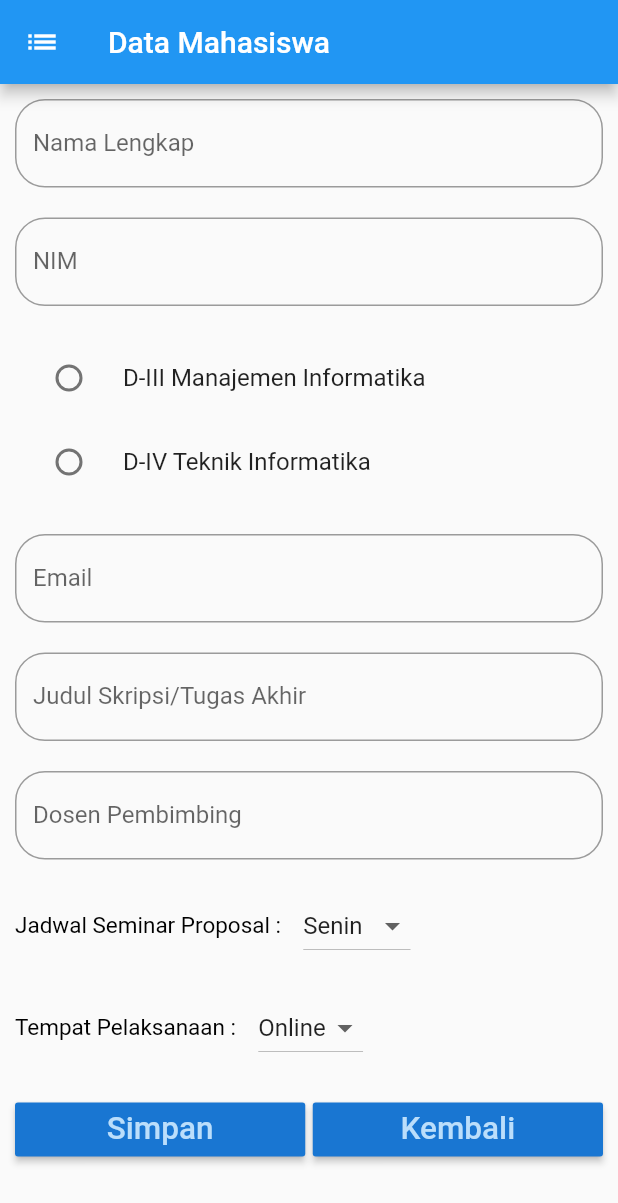
After one commit to aisyaaulil/uts-jadwal-sidang-dan-sempro, a Flutter app: the Home screen opened directly, on a phone screen of 412 x 824 dp. The commit adds this screen. Shown: the top 1203 px of the screen. Run offline on Flutter 3.47's test engine with Material 2 defaults, Android fonts, the light colour scheme and no system bars; our stand-ins replace firebase_auth, firebase_core, google_sign_in; missing offline and left inert: dart:html; accounts and stored records are empty; network calls fail.

```diff
--- /dev/null
+++ b/lib/page/dosen_page/data.dart
@@ -0,0 +1,18 @@
+List<String> items = [
+  "Ahmad Yuli Ananta, ST., MM.",
+  "Annisa Taufika Firdausi, ST., MT.",
+  "Arief Prasetyo, S.Kom.",
+  "Atiqah Nurul Asri, S.Pd., M.Pd",
+  "Banni Satria Andoko, S.Kom., M.Si.",
+  "Cahya Rahmad, St., M.Kom., Dr. Eng",
+  "Dhebys Suryani H, S.Kom., MT.",
+  "Dimas Wahyu Wibowo, ST., MT.",
+  "Dwi Puspitasari, S.Kom., M.Kom",
+  "Ekojono, ST., M.Kom",
+  "Habibie Ed Dien, S.Kom., M.T.",
+  "Hendra Pradibta, SE., M.Sc.",
+  "Imam Fahrur Rozi, ST., MT.",
+  "Rudy Ariyanto, ST. M.Cs",
+  "Siti Romlah, Dra., MM",
+  "Winaningsih, S.Psi, SH., MH"
+];
--- /dev/null
+++ b/lib/page/input_data_sempro.dart
@@ -0,0 +1,197 @@
+import 'dart:html';
+
+import 'package:flutter/material.dart';
+
+void main() {
+  runApp(new MaterialApp(
+    home: Home(),
+  ));
+}
+
+class Home extends StatefulWidget {
+  @override
+  _HomeState createState() => new _HomeState();
+}
+
+class _HomeState extends State<Home> {
+
+  List<String> jadwal=["Senin", "Selasa", "Rabu", "Kamis", "Jum'at"];
+  String _jadwal="Senin";
+
+  List<String> tempat=["Online", "Offline"];
+  String _tempat="Online";
+
+  String _d3="";
+
+  void _pilihProdi(String value){
+    setState((){
+      _d3=value;
+    });
+  }
+
+  void _pilihJadwal(String value){
+    setState((){
+      _jadwal=value;
+    });
+  }
+  void _pilihTempat(String value){
+    setState((){
+      _jadwal=value;
+    });
+  }
+  @override
+  Widget build(BuildContext context) {
+    return new Scaffold(
+      appBar: new AppBar(
+        leading: new Icon(Icons.list),
+        title: new Text("Data Mahasiswa"),
+        backgroundColor: Colors.blue,
+      ),
+      body: new ListView(
+        children: <Widget>[
+          new Container(
+          padding: new EdgeInsets.all(10.0),
+            child: new Column(
+              children: <Widget>[
+                new TextField(
+                  decoration: new InputDecoration(
+                    hintText: "Nama Lengkap",
+                    labelText: "Nama Lengkap",
+                    border: new OutlineInputBorder(
+                      borderRadius: new BorderRadius.circular(20.0)
+                    )
+                  ),
+                ),
+                new Padding(padding: new EdgeInsets.only(top: 20.0),),
+                new TextField(
+                  decoration: new InputDecoration(
+                    hintText: "NIM",
+                    labelText: "NIM",
+                    border: new OutlineInputBorder(
+                      borderRadius: new BorderRadius.circular(20.0)
+                    )
+                  ),
+                ),
+
+                new Padding(padding: new EdgeInsets.only(top: 20.0),),
+                new RadioListTile(
+                  value: "D-III Manajemen Informatika",
+                  title: new Text("D-III Manajemen Informatika"),
+                  groupValue: _d3,
+                  onChanged: (value){
+                    String _d3;(value);
+                  },
+                ),
+                new RadioListTile(
+                  value: "D-IV Teknik Informatika",
+                  title: new Text("D-IV Teknik Informatika"),
+                  groupValue: _d3,
+                  onChanged: (value){
+                    String _d3;(value);
+                  },
+                ),
+                new Padding(padding: new EdgeInsets.only(top: 20.0),),
+                new TextField(
+                  decoration: new InputDecoration(
+                    hintText: "Email",
+                    labelText: "Email",
+                    border: new OutlineInputBorder(
+                      borderRadius: new BorderRadius.circular(20.0)
+                    )
+                  ),
+                ),
+                new Padding(padding: new EdgeInsets.only(top: 20.0),),
+                new TextField(
+                  decoration: new InputDecoration(
+                    hintText: "Judul Skripsi/Tugas Akhir",
+                    labelText: "Judul Skripsi/Tugas Akhir",
+                    border: new OutlineInputBorder(
+                      borderRadius: new BorderRadius.circular(20.0)
+                    )
+                  ),
+                ),
+                new Padding(padding: new EdgeInsets.only(top: 20.0),),
+                new TextField(
+                  decoration: new InputDecoration(
+                    hintText: "Dosen Pembimbing",
+                    labelText: "Dosen Pembimbing",
+                    border: new OutlineInputBorder(
+                      borderRadius: new BorderRadius.circular(20.0)
+                    )
+                  ),
+                ),
+                  new Padding(padding: new EdgeInsets.only(top: 20.0),),
+                  new Row(
+                    children: <Widget>[
+                      new Text("Jadwal Seminar Proposal :    ", style: new TextStyle(fontSize: 15,color: Colors.black),),
+                        new DropdownButton(
+                    onChanged: (value){
+                      String _jadwal;(value);
+                    },
+                    value: _jadwal,
+                    items: jadwal.map((String value){
+                      return new DropdownMenuItem(
+                        value: value,
+                        child: new Text(value),
+                        );
+                    }).toList(),
+                  )
+                    ],
+                  ),
+                  new Padding(padding: new EdgeInsets.only(top: 20.0),),
+                  new Row(
+                    children: <Widget>[
+                      new Text("Tempat Pelaksanaan :    ", style: new TextStyle(fontSize: 15,color: Colors.black),),
+                        new DropdownButton(
+                    onChanged: (value){
+                    },
+                    value: _tempat,
+                    items: tempat.map((String value){
+                      return new DropdownMenuItem(
+                        value: value,
+                        child: new Text(value),
+                        );
+                    }).toList(),
+                  )
+                    ],
+                  ),
+                  new Padding(
+                padding: const EdgeInsets.only(top: 20.0, bottom: 20.0),
+                child: Row(
+                  children: <Widget>[
+                    Expanded(
+                      child: RaisedButton(
+                        color: Theme.of(context).primaryColorDark,
+                        textColor: Theme.of(context).primaryColorLight,
+                        onPressed: () {  },
+                        child: const Text(
+                          'Simpan',
+                          textScaleFactor: 1.5,
+                        ),
+                      ),
+                    ),
+                    Container(
+                      width: 5.0,
+                    ),
+                    Expanded(
+                      child: RaisedButton(
+                        color: Theme.of(context).primaryColorDark,
+                        textColor: Theme.of(context).primaryColorLight,
+                        onPressed: () {  },
+                        child: const Text(
+                          'Kembali',
+                          textScaleFactor: 1.5,
+                        ),
+                      ),
+                    ),
+                  ],
+                ),
+                  ),
+              ],
+            ),
+          ),
+        ],
+      ),
+    );
+  }
+}
--- /dev/null
+++ b/lib/page/input_data_sidang.dart
@@ -0,0 +1,208 @@
+import 'dart:html';
+import 'package:flutter/material.dart';
+
+void main() {
+  runApp(new MaterialApp(
+    home: Home(),
+  ));
+}
+
+class Home extends StatefulWidget {
+  @override
+  _HomeState createState() => new _HomeState();
+}
+
+class _HomeState extends State<Home> {
+  List<String> jadwal = ["Senin", "Selasa", "Rabu", "Kamis", "Jum'at"];
+  String _jadwal = "Senin";
+
+  List<String> tempat = ["Online", "Offline"];
+  String _tempat = "Online";
+
+  String _d3 = "";
+
+  void _pilihProdi(String value) {
+    setState(() {
+      _d3 = value;
+    });
+  }
+
+  void _pilihJadwal(String value) {
+    setState(() {
+      _jadwal = value;
+    });
+  }
+
+  void _pilihTempat(String value) {
+    setState(() {
+      _jadwal = value;
+    });
+  }
+
+  @override
+  Widget build(BuildContext context) {
+    return new Scaffold(
+      appBar: new AppBar(
+        leading: new Icon(Icons.list),
+        title: new Text("Data Mahasiswa"),
+        backgroundColor: Color.fromARGB(255, 18, 68, 121),
+      ),
+      body: new ListView(
+        children: <Widget>[
+          new Container(
+            padding: new EdgeInsets.all(10.0),
+            child: new Column(
+              children: <Widget>[
+                new TextField(
+                  decoration: new InputDecoration(
+                      hintText: "Nama Lengkap",
+                      labelText: "Nama Lengkap",
+                      border: new OutlineInputBorder(
+                          borderRadius: new BorderRadius.circular(20.0))),
+                ),
+                new Padding(
+                  padding: new EdgeInsets.only(top: 10.0),
+                ),
+                new TextField(
+                  decoration: new InputDecoration(
+                      hintText: "NIM",
+                      labelText: "NIM",
+                      border: new OutlineInputBorder(
+                          borderRadius: new BorderRadius.circular(20.0))),
+                ),
+                new Padding(
+                  padding: new EdgeInsets.only(top: 20.0),
+                ),
+                new RadioListTile(
+                  value: "D-III Manajemen Informatika",
+                  title: new Text("D-III Manajemen Informatika"),
+                  groupValue: _d3,
+                  onChanged: (value) {
+                    String _d3;
+                    (value);
+                  },
+                ),
+                new RadioListTile(
+                  value: "D-IV Teknik Informatika",
+                  title: new Text("D-IV Teknik Informatika"),
+                  groupValue: _d3,
+                  onChanged: (value) {
+                    String _d3;
+                    (value);
+                  },
+                ),
+                new Padding(
+                  padding: new EdgeInsets.only(top: 20.0),
+                ),
+                new TextField(
+                  decoration: new InputDecoration(
+                      hintText: "Email",
+                      labelText: "Email",
+                      border: new OutlineInputBorder(
+                          borderRadius: new BorderRadius.circular(20.0))),
+                ),
+                new Padding(
+                  padding: new EdgeInsets.only(top: 20.0),
+                ),
+                new TextField(
+                  decoration: new InputDecoration(
+                      hintText: "Judul Skripsi/Tugas Akhir",
+                      labelText: "Judul Skripsi/Tugas Akhir",
+                      border: new OutlineInputBorder(
+                          borderRadius: new BorderRadius.circular(20.0))),
+                ),
+                new Padding(
+                  padding: new EdgeInsets.only(top: 20.0),
+                ),
+                new TextField(
+                  decoration: new InputDecoration(
+                      hintText: "Dosen Pembimbing",
+                      labelText: "Dosen Pembimbing",
+                      border: new OutlineInputBorder(
+                          borderRadius: new BorderRadius.circular(20.0))),
+                ),
+                new Padding(
+                  padding: new EdgeInsets.only(top: 20.0),
+                ),
+                new Row(
+                  children: <Widget>[
+                    new Text(
+                      "Jadwal Sidang :    ",
+                      style: new TextStyle(fontSize: 15, color: Colors.black),
+                    ),
+                    new DropdownButton(
+                      onChanged: (value) {
+                        String _jadwal;
+                        (value);
+                      },
+                      value: _jadwal,
+                      items: jadwal.map((String value) {
+                        return new DropdownMenuItem(
+                          value: value,
+                          child: new Text(value),
+                        );
+                      }).toList(),
+                    )
+                  ],
+                ),
+                new Padding(
+                  padding: new EdgeInsets.only(top: 20.0),
+                ),
+                new Row(
+                  children: <Widget>[
+                    new Text(
+                      "Tempat Pelaksanaan :    ",
+                      style: new TextStyle(fontSize: 15, color: Colors.black),
+                    ),
+                    new DropdownButton(
+                      onChanged: (value) {},
+                      value: _tempat,
+                      items: tempat.map((String value) {
+                        return new DropdownMenuItem(
+                          value: value,
+                          child: new Text(value),
+                        );
+                      }).toList(),
+                    )
+                  ],
+                ),
+                new Padding(
+                  padding: const EdgeInsets.only(top: 20.0, bottom: 20.0),
+                  child: Row(
+                    children: <Widget>[
+                      Expanded(
+                        child: RaisedButton(
+                          color: Theme.of(context).primaryColorDark,
+                          textColor: Theme.of(context).primaryColorLight,
+                          onPressed: () {},
+                          child: const Text(
+                            'Simpan',
+                            textScaleFactor: 1.5,
+                          ),
+                        ),
+                      ),
+                      Container(
+                        width: 5.0,
+                      ),
+                      Expanded(
+                        child: RaisedButton(
+                          color: Theme.of(context).primaryColorDark,
+                          textColor: Theme.of(context).primaryColorLight,
+                          onPressed: () {},
+                          child: const Text(
+                            'Kembali',
+                            textScaleFactor: 1.5,
+                          ),
+                        ),
+                      ),
+                    ],
+                  ),
+                ),
+              ],
+            ),
+          ),
+        ],
+      ),
+    );
+  }
+}
--- a/lib/page/login_page.dart
+++ b/lib/page/login_page.dart
@@ -40,9 +40,9 @@ class _LoginPageState extends State<LoginPage> {
             Container(
               alignment: Alignment.center,
               margin: const EdgeInsets.only(left: 55, right: 55, top: 70),
-              child: TextFormField(
+              child: TextField(
                 decoration: InputDecoration(
-                  icon: Icon(Icons.people),
+                  icon: Icon(Icons.person),
                   labelText: "Email",
                   border: OutlineInputBorder(
                       borderRadius: BorderRadius.circular(10.0)),
@@ -55,6 +55,7 @@ class _LoginPageState extends State<LoginPage> {
               margin: const EdgeInsets.only(
                   left: 55, right: 55, top: 10, bottom: 50),
               child: TextFormField(
+                obscureText: true,
                 decoration: InputDecoration(
                   icon: Icon(Icons.keyboard),
                   labelText: "Password",
```
Also changed, not shown: lib/page/datadiri_page.dart (deleted, +0 -86 lines), lib/page/dosen_page/dosen.dart (added, +148 -0 lines).
